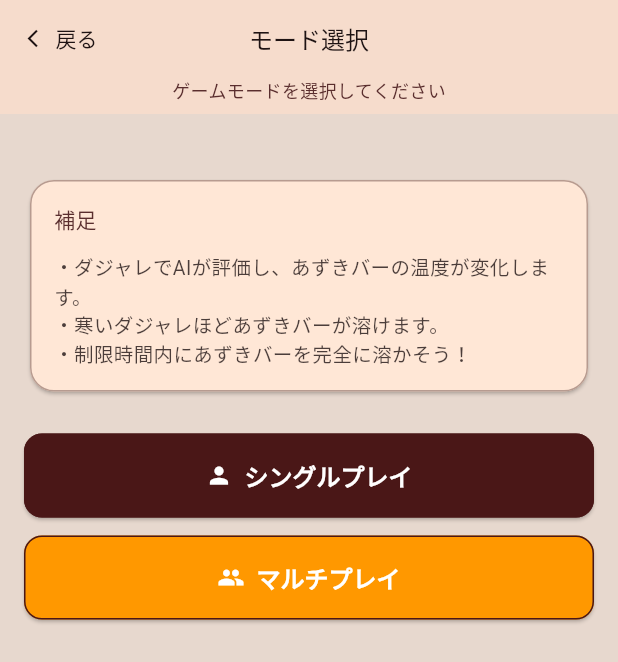
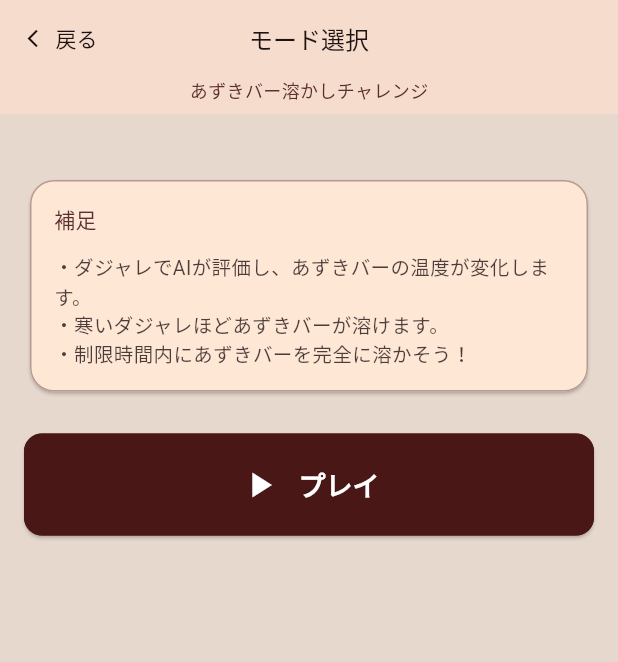
Before and after one commit to fukai0116/spajam-2025, a Flutter app: the ModeSelectionScreen screen opened by its route, on a phone screen of 412 x 824 dp. Shown: the top 662 px of the screen. Run offline on Flutter 3.47's test engine with Material 3 defaults, Android fonts, the light colour scheme and no system bars; our stand-ins replace go_router, socket_io_client; Roboto replaces fonts that are missing (ui-sans-serif).

Commit message:
feat: モード選択画面をシングルプレイ専用に変更
- マルチプレイボタンを削除してシングルプレイのみ表示
- シングルプレイボタンのテキストを「プレイ」に変更
- ボタンデザインを改善（アイコンをplay_arrow、サイズ拡大）
- 画面タイトルを「あずきバー溶かしチャレンジ」に変更

```diff
--- a/lib/app_router.dart
+++ b/lib/app_router.dart
@@ -2,14 +2,12 @@
 import 'package:go_router/go_router.dart';
 import 'package:spajam2025/screens/start_screen.dart';
 import 'package:spajam2025/screens/mode_selection_screen.dart';
-import 'package:spajam2025/screens/matching_screen.dart';
 import 'package:spajam2025/screens/game_screen.dart';
 import 'package:spajam2025/screens/result_screen.dart';
 import 'package:spajam2025/screens/single_play_screen.dart';
 import 'package:spajam2025/screens/multiplay_menu_screen.dart';
 import 'package:spajam2025/screens/room_select_screen.dart';
 import 'package:spajam2025/screens/multiplay_room_screen.dart';
-import 'package:spajam2025/pages/websocket_test_page.dart';
 
 final router = GoRouter(
   initialLocation: '/',
@@ -28,14 +26,7 @@ final router = GoRouter(
             ),
           ],
         ),
-        GoRoute(
-          path: 'matching',
-          builder: (context, state) => const MatchingScreen(),
-        ),
-        GoRoute(
-          path: 'test',
-          builder: (context, state) => const WebSocketTestPage(),
-        ),
+
       ],
     ),
     GoRoute(
--- a/lib/screens/mode_selection_screen.dart
+++ b/lib/screens/mode_selection_screen.dart
@@ -29,7 +29,7 @@ class ModeSelectionScreen extends StatelessWidget {
           child: Padding(
             padding: const EdgeInsets.only(bottom: 8.0),
             child: Text(
-              'ゲームモードを選択してください',
+              'あずきバー溶かしチャレンジ',
               style: TextStyle(color: theme.colorScheme.secondary, fontSize: 12),
             ),
           ),
@@ -77,49 +77,23 @@ class ModeSelectionScreen extends StatelessWidget {
 
                 const SizedBox(height: 24),
 
-                // シングルプレイボタン
+                // プレイボタン（旧シングルプレイ）
                 ElevatedButton(
                   onPressed: () => context.push('/mode/single_play'),
                   style: ElevatedButton.styleFrom(
                     backgroundColor: theme.colorScheme.primary,
                     foregroundColor: Colors.white,
-                    padding: const EdgeInsets.symmetric(vertical: 16),
+                    padding: const EdgeInsets.symmetric(vertical: 20),
                   ),
                   child: const Row(
                     mainAxisAlignment: MainAxisAlignment.center,
                     children: [
-                      Icon(Icons.person),
-                      SizedBox(width: 8),
+                      Icon(Icons.play_arrow, size: 28),
+                      SizedBox(width: 12),
                       Text(
-                        'シングルプレイ',
+                        'プレイ',
                         style: TextStyle(
-                          fontSize: 16,
-                          fontWeight: FontWeight.bold,
-                        ),
-                      ),
-                    ],
-                  ),
-                ),
-
-                const SizedBox(height: 12),
-
-                // マルチプレイボタン
-                ElevatedButton(
-                  onPressed: () => context.push('/multiplay'),
-                  style: ElevatedButton.styleFrom(
-                    backgroundColor: Colors.orange,
-                    foregroundColor: Colors.white,
-                    padding: const EdgeInsets.symmetric(vertical: 16),
-                  ),
-                  child: const Row(
-                    mainAxisAlignment: MainAxisAlignment.center,
-                    children: [
-                      Icon(Icons.people),
-                      SizedBox(width: 8),
-                      Text(
-                        'マルチプレイ',
-                        style: TextStyle(
-                          fontSize: 16,
+                          fontSize: 18,
                           fontWeight: FontWeight.bold,
                         ),
                       ),
```
